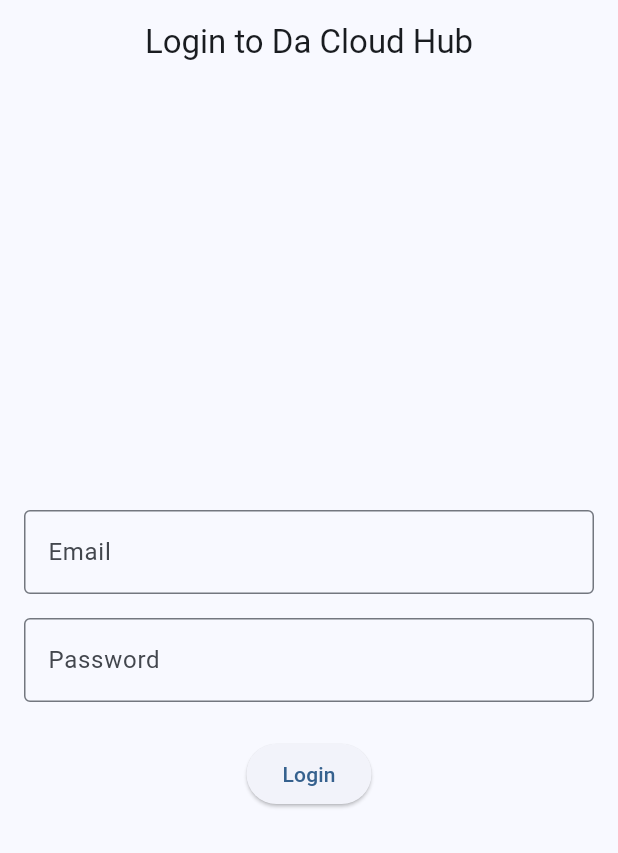
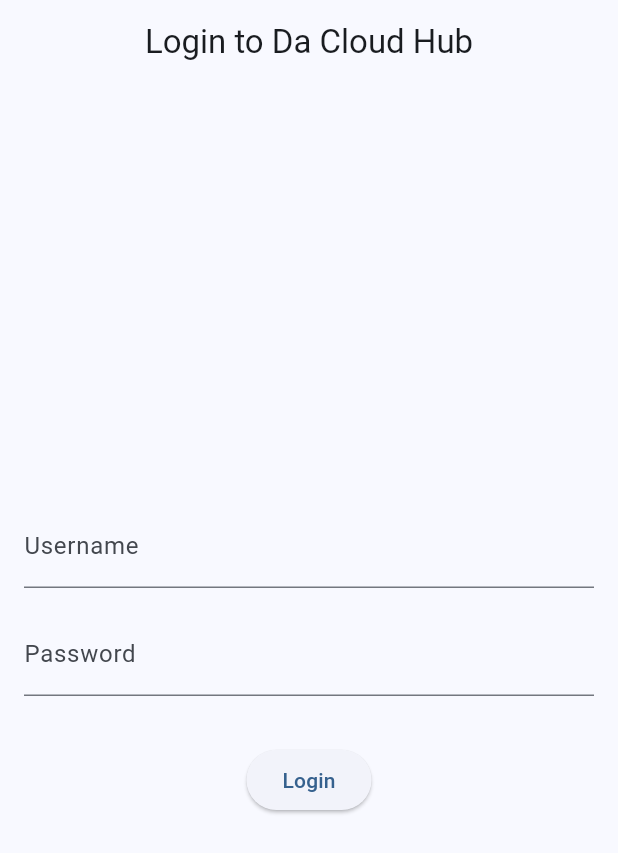
Before and after one commit to Darrylmic/da-cloud-hub, a Flutter app: the screen it shows after launch, on a phone screen of 412 x 824 dp. Shown: the top 853 px of the screen. Run offline on Flutter 3.47's test engine with Material 3 defaults, Android fonts, the phone set to English and light mode, and no system bars.

Commit message:
Fixed import issue and completed login → home navigation

```diff
--- a/lib/screens/login.dart
+++ b/lib/screens/login.dart
@@ -1,4 +1,5 @@
 import 'package:flutter/material.dart';
+import 'home.dart'; // Import HomeScreen
 
 class LoginScreen extends StatelessWidget {
   const LoginScreen({super.key});
@@ -16,23 +17,20 @@ class LoginScreen extends StatelessWidget {
           mainAxisAlignment: MainAxisAlignment.center,
           children: [
             const TextField(
-              decoration: InputDecoration(
-                labelText: 'Email',
-                border: OutlineInputBorder(),
-              ),
+              decoration: InputDecoration(labelText: 'Username'),
             ),
             const SizedBox(height: 16),
             const TextField(
+              decoration: InputDecoration(labelText: 'Password'),
               obscureText: true,
-              decoration: InputDecoration(
-                labelText: 'Password',
-                border: OutlineInputBorder(),
-              ),
             ),
-            const SizedBox(height: 24),
+            const SizedBox(height: 32),
             ElevatedButton(
               onPressed: () {
-                // TODO: Handle login
+                Navigator.push(
+                  context,
+                  MaterialPageRoute(builder: (_) => const HomeScreen()),
+                );
               },
               child: const Text('Login'),
             ),
```
